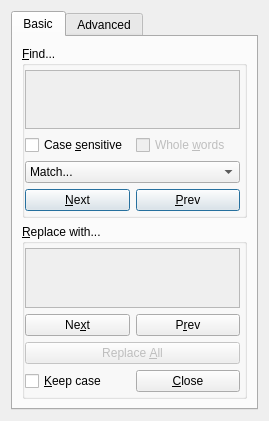
This is src/frontends/qt4/ui/FindAndReplaceUi.ui in cburschka/lyx as Qt 5 draws it before an edit. The edited form follows.
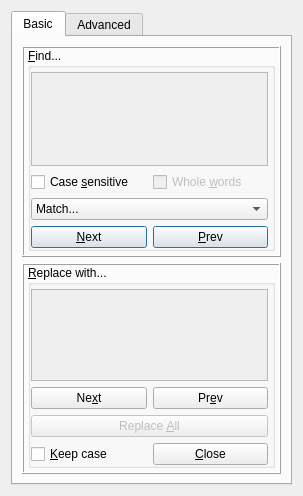
This is the edited form. Custom widgets are drawn as their Qt base class.

Commit message: Advanced Search GUI enhancements (tooltips, navigation, shorter labels)

```diff
--- a/src/frontends/qt4/ui/FindAndReplaceUi.ui
+++ b/src/frontends/qt4/ui/FindAndReplaceUi.ui
@@ -6,26 +6,26 @@
    <rect>
     <x>0</x>
     <y>0</y>
-    <width>269</width>
-    <height>421</height>
+    <width>303</width>
+    <height>496</height>
    </rect>
   </property>
   <property name="sizePolicy">
-   <sizepolicy hsizetype="MinimumExpanding" vsizetype="MinimumExpanding">
+   <sizepolicy hsizetype="Minimum" vsizetype="Expanding">
     <horstretch>0</horstretch>
     <verstretch>0</verstretch>
    </sizepolicy>
   </property>
   <property name="minimumSize">
    <size>
-    <width>220</width>
-    <height>360</height>
+    <width>0</width>
+    <height>0</height>
    </size>
   </property>
   <property name="maximumSize">
    <size>
     <width>16777215</width>
-    <height>500</height>
+    <height>496</height>
    </size>
   </property>
   <property name="baseSize">
@@ -44,7 +44,7 @@
    <item>
     <widget class="QTabWidget" name="tabWidget">
      <property name="sizePolicy">
-      <sizepolicy hsizetype="Expanding" vsizetype="Minimum">
+      <sizepolicy hsizetype="Expanding" vsizetype="Expanding">
        <horstretch>0</horstretch>
        <verstretch>0</verstretch>
       </sizepolicy>
@@ -66,12 +66,236 @@
        <string>Basic</string>
       </attribute>
       <layout class="QGridLayout" name="gridLayout_3">
-       <item row="0" column="0">
-        <layout class="QGridLayout" name="gridLayout">
-         <property name="sizeConstraint">
-          <enum>QLayout::SetNoConstraint</enum>
+       <item row="2" column="0">
+        <widget class="QFrame" name="replace_frame">
+         <property name="sizePolicy">
+          <sizepolicy hsizetype="Expanding" vsizetype="Expanding">
+           <horstretch>0</horstretch>
+           <verstretch>0</verstretch>
+          </sizepolicy>
+         </property>
+         <property name="accessibleName">
+          <string/>
+         </property>
+         <property name="frameShape">
+          <enum>QFrame::Box</enum>
+         </property>
+         <property name="frameShadow">
+          <enum>QFrame::Raised</enum>
+         </property>
+         <layout class="QGridLayout" name="gridLayout_7">
+          <property name="leftMargin">
+           <number>4</number>
+          </property>
+          <property name="topMargin">
+           <number>0</number>
+          </property>
+          <property name="rightMargin">
+           <number>4</number>
+          </property>
+          <property name="bottomMargin">
+           <number>4</number>
+          </property>
+          <property name="spacing">
+           <number>0</number>
+          </property>
+          <item row="1" column="0">
+           <widget class="QGroupBox" name="groupBox_3">
+            <property name="sizePolicy">
+             <sizepolicy hsizetype="Expanding" vsizetype="Expanding">
+              <horstretch>0</horstretch>
+              <verstretch>0</verstretch>
+             </sizepolicy>
+            </property>
+            <property name="minimumSize">
+             <size>
+              <width>0</width>
+              <height>0</height>
+             </size>
+            </property>
+            <property name="maximumSize">
+             <size>
+              <width>16777215</width>
+              <height>16777215</height>
+             </size>
+            </property>
+            <property name="toolTip">
+             <string>Enter the text to replace in this full-featured LyX editing area</string>
+            </property>
+            <property name="title">
+             <string>&amp;Replace with...</string>
+            </property>
+            <layout class="QGridLayout" name="gridLayout_6">
+             <property name="leftMargin">
+              <number>0</number>
+             </property>
+             <property name="topMargin">
+              <number>4</number>
+             </property>
+             <property name="rightMargin">
+              <number>4</number>
+             </property>
+             <property name="bottomMargin">
+              <number>0</number>
          </property>
          <item row="0" column="0" colspan="2">
+              <widget class="lyx::frontend::EmbeddedWorkArea" name="replace_work_area_">
+               <property name="minimumSize">
+                <size>
+                 <width>0</width>
+                 <height>0</height>
+                </size>
+               </property>
+               <property name="baseSize">
+                <size>
+                 <width>0</width>
+                 <height>0</height>
+                </size>
+               </property>
+               <property name="toolTip">
+                <string>Enter the text to replace in this full-featured LyX editing area</string>
+               </property>
+               <property name="widgetResizable">
+                <bool>true</bool>
+               </property>
+               <widget class="QWidget" name="replace_scroll_area_">
+                <property name="geometry">
+                 <rect>
+                  <x>0</x>
+                  <y>0</y>
+                  <width>237</width>
+                  <height>79</height>
+                 </rect>
+                </property>
+                <property name="sizePolicy">
+                 <sizepolicy hsizetype="Expanding" vsizetype="Expanding">
+                  <horstretch>0</horstretch>
+                  <verstretch>0</verstretch>
+                 </sizepolicy>
+                </property>
+               </widget>
+              </widget>
+             </item>
+             <item row="1" column="0">
+              <widget class="QPushButton" name="replaceNextPB">
+               <property name="enabled">
+                <bool>true</bool>
+               </property>
+               <property name="sizePolicy">
+                <sizepolicy hsizetype="Expanding" vsizetype="Minimum">
+                 <horstretch>1</horstretch>
+                 <verstretch>0</verstretch>
+                </sizepolicy>
+               </property>
+               <property name="toolTip">
+                <string>Find next occurrence and replace it [Enter]</string>
+               </property>
+               <property name="text">
+                <string>Ne&amp;xt</string>
+               </property>
+              </widget>
+             </item>
+             <item row="1" column="1">
+              <widget class="QPushButton" name="replacePrevPB">
+               <property name="enabled">
+                <bool>true</bool>
+               </property>
+               <property name="sizePolicy">
+                <sizepolicy hsizetype="Expanding" vsizetype="Minimum">
+                 <horstretch>1</horstretch>
+                 <verstretch>0</verstretch>
+                </sizepolicy>
+               </property>
+               <property name="toolTip">
+                <string>Find previous occurrence and replace it [Enter]</string>
+               </property>
+               <property name="text">
+                <string>Pr&amp;ev</string>
+               </property>
+              </widget>
+             </item>
+             <item row="2" column="0" colspan="2">
+              <widget class="QPushButton" name="replaceallPB">
+               <property name="enabled">
+                <bool>false</bool>
+               </property>
+               <property name="sizePolicy">
+                <sizepolicy hsizetype="Expanding" vsizetype="Minimum">
+                 <horstretch>0</horstretch>
+                 <verstretch>0</verstretch>
+                </sizepolicy>
+               </property>
+               <property name="text">
+                <string>Replace &amp;All</string>
+               </property>
+              </widget>
+             </item>
+             <item row="3" column="0">
+              <widget class="QCheckBox" name="keepCaseCB">
+               <property name="sizePolicy">
+                <sizepolicy hsizetype="Expanding" vsizetype="Minimum">
+                 <horstretch>1</horstretch>
+                 <verstretch>0</verstretch>
+                </sizepolicy>
+               </property>
+               <property name="toolTip">
+                <string>Keep the case of the replacement first letter as in each matching text first letter</string>
+               </property>
+               <property name="text">
+                <string>&amp;Keep case</string>
+               </property>
+              </widget>
+             </item>
+             <item row="3" column="1">
+              <widget class="QPushButton" name="closePB">
+               <property name="sizePolicy">
+                <sizepolicy hsizetype="Expanding" vsizetype="Minimum">
+                 <horstretch>1</horstretch>
+                 <verstretch>0</verstretch>
+                </sizepolicy>
+               </property>
+               <property name="toolTip">
+                <string>Close this panel</string>
+               </property>
+               <property name="text">
+                <string>&amp;Close</string>
+               </property>
+              </widget>
+             </item>
+            </layout>
+           </widget>
+          </item>
+         </layout>
+        </widget>
+       </item>
+       <item row="0" column="0">
+        <widget class="QFrame" name="find_frame">
+         <property name="sizePolicy">
+          <sizepolicy hsizetype="Expanding" vsizetype="Expanding">
+           <horstretch>0</horstretch>
+           <verstretch>0</verstretch>
+          </sizepolicy>
+         </property>
+         <property name="frameShape">
+          <enum>QFrame::Box</enum>
+         </property>
+         <property name="frameShadow">
+          <enum>QFrame::Raised</enum>
+         </property>
+         <layout class="QGridLayout" name="gridLayout_8">
+          <property name="leftMargin">
+           <number>4</number>
+          </property>
+          <property name="topMargin">
+           <number>0</number>
+          </property>
+          <property name="rightMargin">
+           <number>4</number>
+          </property>
+          <property name="bottomMargin">
+           <number>4</number>
+          </property>
+          <item row="0" column="0">
           <widget class="QGroupBox" name="groupBox">
            <property name="sizePolicy">
             <sizepolicy hsizetype="Expanding" vsizetype="Expanding">
@@ -82,7 +306,7 @@
            <property name="minimumSize">
             <size>
              <width>0</width>
-             <height>60</height>
+              <height>0</height>
             </size>
            </property>
            <property name="maximumSize">
@@ -114,7 +338,7 @@
              <number>4</number>
             </property>
             <property name="bottomMargin">
-             <number>4</number>
+              <number>0</number>
             </property>
             <item row="0" column="0" colspan="2">
              <widget class="lyx::frontend::EmbeddedWorkArea" name="find_work_area_">
@@ -141,8 +365,8 @@
                 <rect>
                  <x>0</x>
                  <y>0</y>
-                 <width>211</width>
-                 <height>43</height>
+                  <width>237</width>
+                  <height>80</height>
                 </rect>
                </property>
                <property name="sizePolicy">
@@ -262,164 +486,8 @@
            </layout>
           </widget>
          </item>
-         <item row="4" column="0" colspan="2">
-          <widget class="QGroupBox" name="groupBox_3">
-           <property name="sizePolicy">
-            <sizepolicy hsizetype="Expanding" vsizetype="Expanding">
-             <horstretch>0</horstretch>
-             <verstretch>0</verstretch>
-            </sizepolicy>
-           </property>
-           <property name="minimumSize">
-            <size>
-             <width>0</width>
-             <height>60</height>
-            </size>
-           </property>
-           <property name="maximumSize">
-            <size>
-             <width>16777215</width>
-             <height>16777215</height>
-            </size>
-           </property>
-           <property name="toolTip">
-            <string>Enter the text to replace in this full-featured LyX editing area</string>
-           </property>
-           <property name="title">
-            <string>&amp;Replace with...</string>
-           </property>
-           <layout class="QGridLayout" name="gridLayout_6">
-            <property name="leftMargin">
-             <number>0</number>
-            </property>
-            <property name="topMargin">
-             <number>4</number>
-            </property>
-            <property name="rightMargin">
-             <number>4</number>
-            </property>
-            <property name="bottomMargin">
-             <number>4</number>
-            </property>
-            <item row="0" column="0" colspan="2">
-             <widget class="lyx::frontend::EmbeddedWorkArea" name="replace_work_area_">
-              <property name="minimumSize">
-               <size>
-                <width>0</width>
-                <height>0</height>
-               </size>
-              </property>
-              <property name="baseSize">
-               <size>
-                <width>0</width>
-                <height>48</height>
-               </size>
-              </property>
-              <property name="toolTip">
-               <string>Enter the text to replace in this full-featured LyX editing area</string>
-              </property>
-              <property name="widgetResizable">
-               <bool>true</bool>
-              </property>
-              <widget class="QWidget" name="scrollAreaWidgetContents_2">
-               <property name="geometry">
-                <rect>
-                 <x>0</x>
-                 <y>0</y>
-                 <width>211</width>
-                 <height>43</height>
-                </rect>
-               </property>
-               <property name="sizePolicy">
-                <sizepolicy hsizetype="Expanding" vsizetype="Expanding">
-                 <horstretch>0</horstretch>
-                 <verstretch>0</verstretch>
-                </sizepolicy>
-               </property>
-              </widget>
-             </widget>
-            </item>
-            <item row="1" column="0">
-             <widget class="QPushButton" name="replaceNextPB">
-              <property name="enabled">
-               <bool>true</bool>
-              </property>
-              <property name="sizePolicy">
-               <sizepolicy hsizetype="Expanding" vsizetype="Minimum">
-                <horstretch>1</horstretch>
-                <verstretch>0</verstretch>
-               </sizepolicy>
-              </property>
-              <property name="text">
-               <string>Ne&amp;xt</string>
-              </property>
-             </widget>
-            </item>
-            <item row="1" column="1">
-             <widget class="QPushButton" name="replacePrevPB">
-              <property name="enabled">
-               <bool>true</bool>
-              </property>
-              <property name="sizePolicy">
-               <sizepolicy hsizetype="Expanding" vsizetype="Minimum">
-                <horstretch>1</horstretch>
-                <verstretch>0</verstretch>
-               </sizepolicy>
-              </property>
-              <property name="text">
-               <string>P&amp;rev</string>
-              </property>
-             </widget>
-            </item>
-            <item row="2" column="0" colspan="2">
-             <widget class="QPushButton" name="replaceallPB">
-              <property name="enabled">
-               <bool>false</bool>
-              </property>
-              <property name="sizePolicy">
-               <sizepolicy hsizetype="Expanding" vsizetype="Minimum">
-                <horstretch>0</horstretch>
-                <verstretch>0</verstretch>
-               </sizepolicy>
-              </property>
-              <property name="text">
-               <string>Replace &amp;All</string>
-              </property>
-             </widget>
-            </item>
-            <item row="3" column="0">
-             <widget class="QCheckBox" name="keepCaseCB">
-              <property name="sizePolicy">
-               <sizepolicy hsizetype="Expanding" vsizetype="Minimum">
-                <horstretch>1</horstretch>
-                <verstretch>0</verstretch>
-               </sizepolicy>
-              </property>
-              <property name="toolTip">
-               <string>Keep the case of the replacement first letter as in each matching text first letter</string>
-              </property>
-              <property name="text">
-               <string>&amp;Keep case</string>
-              </property>
-             </widget>
-            </item>
-            <item row="3" column="1">
-             <widget class="QPushButton" name="closePB">
-              <property name="sizePolicy">
-               <sizepolicy hsizetype="Expanding" vsizetype="Minimum">
-                <horstretch>1</horstretch>
-                <verstretch>0</verstretch>
-               </sizepolicy>
-              </property>
-              <property name="text">
-               <string>&amp;Close</string>
-              </property>
-             </widget>
-            </item>
-           </layout>
-          </widget>
-         </item>
-        </layout>
+         </layout>
+        </widget>
        </item>
       </layout>
      </widget>
```
Left out of the diff: 130 changed lines with no effect on the pictures. Lines whose indentation alone changed are shown as unchanged. The commit also changes 1 other file.
